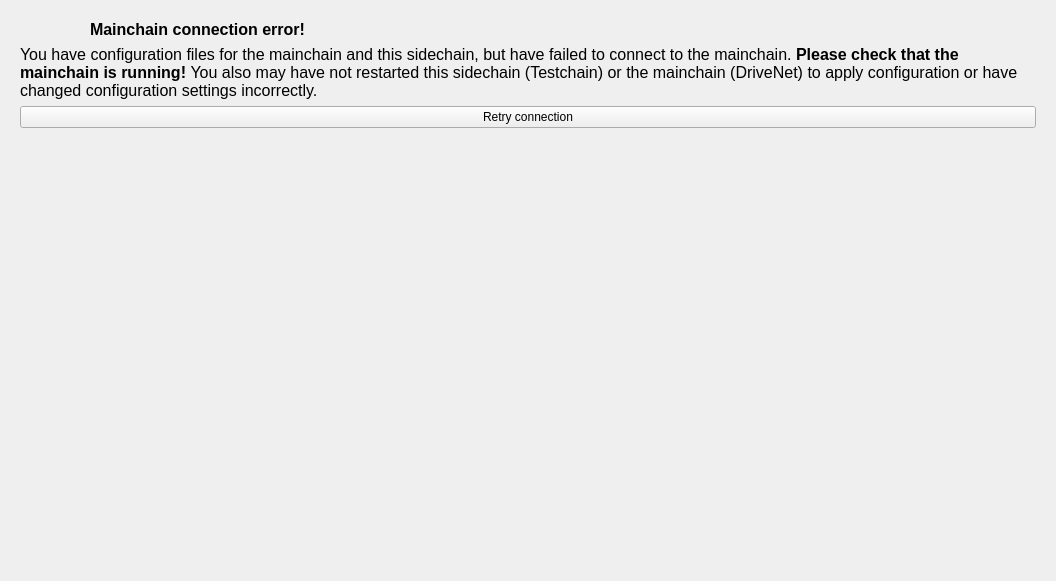
Qt form src/qt/forms/sidechainpage.ui (skydogenet/sidechains) before a commit.
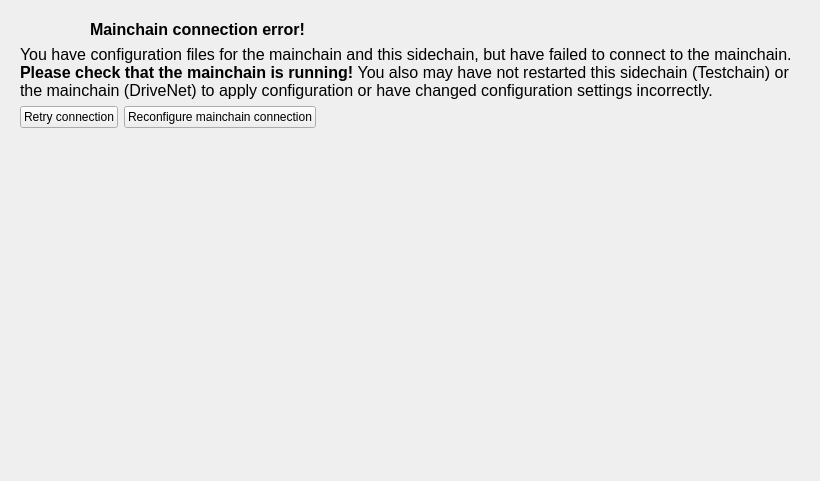
The same form after that commit. The open tabs and pages were chosen to show the change. Icons and pictures are not drawn. Custom widgets are drawn as their Qt base class.

Commit message: Update sc page conf gen frame

Patch:
```diff
--- a/src/qt/forms/sidechainpage.ui
+++ b/src/qt/forms/sidechainpage.ui
@@ -6,8 +6,8 @@
    <rect>
     <x>0</x>
     <y>0</y>
-    <width>1056</width>
-    <height>581</height>
+    <width>820</width>
+    <height>481</height>
    </rect>
   </property>
   <property name="sizePolicy">
@@ -1254,15 +1254,10 @@
       </layout>
      </widget>
      <widget class="QWidget" name="pageConnectionError">
-      <layout class="QGridLayout" name="gridLayout_4">
-       <item row="0" column="1">
-        <widget class="QLabel" name="label_17">
-         <property name="text">
-          <string>&lt;html&gt;&lt;head/&gt;&lt;body&gt;&lt;p&gt;&lt;span style=&quot; font-size:12pt; font-weight:600;&quot;&gt;Mainchain connection error!&lt;/span&gt;&lt;/p&gt;&lt;/body&gt;&lt;/html&gt;</string>
-         </property>
-        </widget>
-       </item>
-       <item row="0" column="0">
+      <layout class="QVBoxLayout" name="verticalLayout_2">
+       <item>
+        <layout class="QHBoxLayout" name="horizontalLayout">
+         <item>
         <widget class="QLabel" name="label_5">
          <property name="sizePolicy">
           <sizepolicy hsizetype="Fixed" vsizetype="Fixed">
@@ -1287,15 +1282,29 @@
          </property>
         </widget>
        </item>
-       <item row="2" column="0" colspan="2">
-        <widget class="QPushButton" name="pushButtonRetryConnection">
+         <item>
+          <widget class="QLabel" name="label_17">
+           <property name="sizePolicy">
+            <sizepolicy hsizetype="Preferred" vsizetype="Maximum">
+             <horstretch>0</horstretch>
+             <verstretch>0</verstretch>
+            </sizepolicy>
+           </property>
          <property name="text">
-          <string>Retry connection</string>
+            <string>&lt;html&gt;&lt;head/&gt;&lt;body&gt;&lt;p&gt;&lt;span style=&quot; font-size:12pt; font-weight:600;&quot;&gt;Mainchain connection error!&lt;/span&gt;&lt;/p&gt;&lt;/body&gt;&lt;/html&gt;</string>
          </property>
         </widget>
        </item>
-       <item row="1" column="0" colspan="2">
+        </layout>
+       </item>
+       <item>
         <widget class="QLabel" name="label_20">
+         <property name="sizePolicy">
+          <sizepolicy hsizetype="Preferred" vsizetype="Maximum">
+           <horstretch>0</horstretch>
+           <verstretch>0</verstretch>
+          </sizepolicy>
+         </property>
          <property name="text">
           <string>&lt;html&gt;&lt;head/&gt;&lt;body&gt;&lt;p&gt;&lt;span style=&quot; font-size:12pt;&quot;&gt;You have configuration files for the mainchain and this sidechain, but have failed to connect to the mainchain. &lt;/span&gt;&lt;span style=&quot; font-size:12pt; font-weight:600;&quot;&gt;Please check that the mainchain is running! &lt;/span&gt;&lt;span style=&quot; font-size:12pt;&quot;&gt;You also may have not restarted this sidechain (Testchain) or the mainchain (DriveNet) to apply configuration or have changed configuration settings incorrectly.&lt;/span&gt;&lt;/p&gt;&lt;/body&gt;&lt;/html&gt;</string>
          </property>
@@ -1304,8 +1313,39 @@
          </property>
         </widget>
        </item>
-       <item row="3" column="0" colspan="2">
-        <spacer name="verticalSpacer_6">
+       <item>
+        <layout class="QHBoxLayout" name="horizontalLayout_3">
+         <item>
+          <widget class="QPushButton" name="pushButtonRetryConnection">
+           <property name="text">
+            <string>Retry connection</string>
+           </property>
+          </widget>
+         </item>
+         <item>
+          <widget class="QPushButton" name="pushButtonConfigureMainchainConnection">
+           <property name="text">
+            <string>Reconfigure mainchain connection</string>
+           </property>
+          </widget>
+         </item>
+         <item>
+          <spacer name="horizontalSpacer_3">
+           <property name="orientation">
+            <enum>Qt::Horizontal</enum>
+           </property>
+           <property name="sizeHint" stdset="0">
+            <size>
+             <width>40</width>
+             <height>20</height>
+            </size>
+           </property>
+          </spacer>
+         </item>
+        </layout>
+       </item>
+       <item>
+        <spacer name="verticalSpacer_2">
          <property name="orientation">
           <enum>Qt::Vertical</enum>
          </property>
```
Lines whose indentation alone changed are shown as unchanged. The commit also changes 2 other files.
